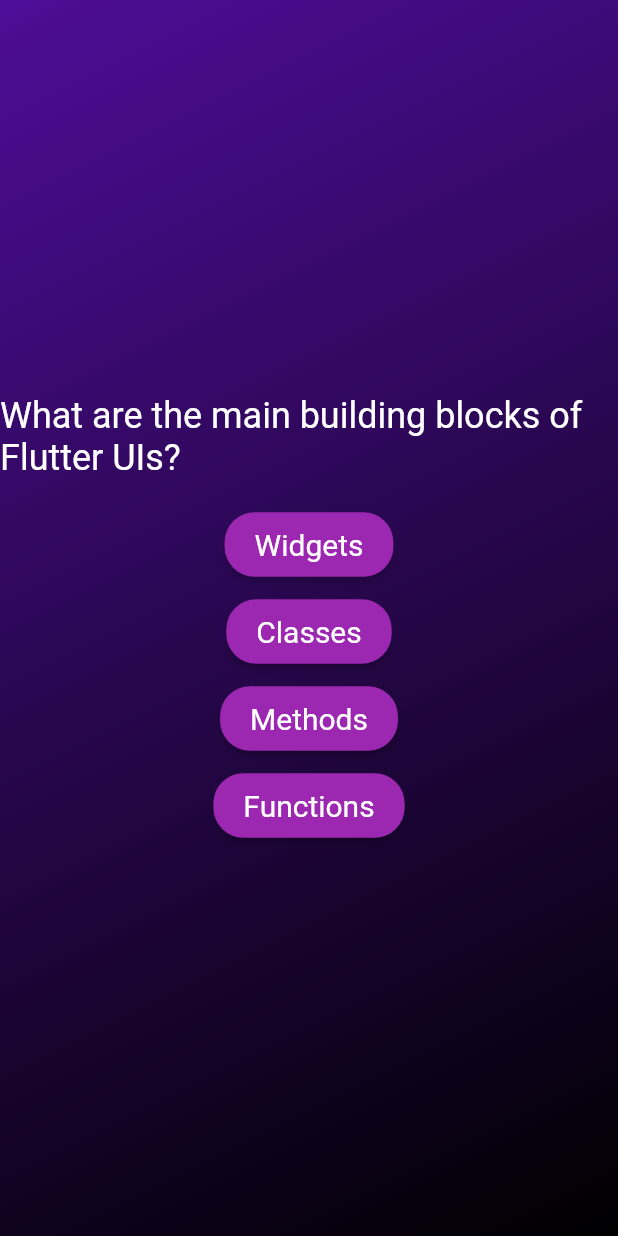
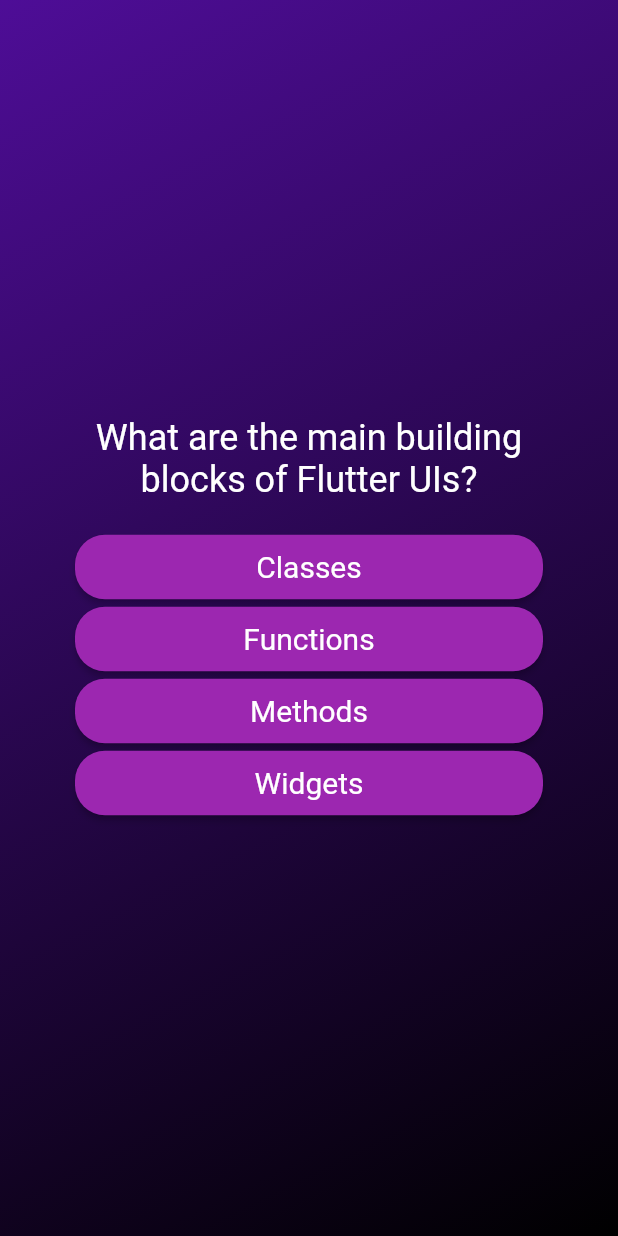
Before and after one commit to bercats/quiz_app, a Flutter app: the screen it shows after launch, after a tap on "Start Quiz", on a phone screen of 412 x 824 dp. Run offline on Flutter 3.47's test engine with Material 2 defaults, Android fonts, the phone set to English and light mode, and no system bars.

Commit message:
questions_screen.dart is enhanced.

```diff
--- a/lib/answer_button.dart
+++ b/lib/answer_button.dart
@@ -24,7 +24,7 @@ class AnswerButton extends StatelessWidget{
           fontSize: 20,
         ),
       ),
-      child: Text(answerText)
+      child: Text(answerText, textAlign: TextAlign.center, style: const TextStyle(fontSize: 20)),
     );
   }
 }
--- a/lib/models/quiz_question.dart
+++ b/lib/models/quiz_question.dart
@@ -1,6 +1,11 @@
 class QuizQuestion {
   final String question;
   final List<String> answers;
+  List<String> getShuffledAnswers() {
+    final shuffledList = List.of(answers);
+    shuffledList.shuffle();
+    return shuffledList;
+  }
 
   const QuizQuestion({
      required this.question,
--- a/lib/questions_screen.dart
+++ b/lib/questions_screen.dart
@@ -12,24 +12,31 @@ class QuestionsScreen extends StatefulWidget {
 }
 
 class _QuestionsScreenState extends State<QuestionsScreen> {
+  var activeQuestionIndex = 0;
+
+  void answerQuestion() {
+    setState(() {
+      activeQuestionIndex++;
+    });
+  }
   @override
   Widget build(context) {
-    final currentQuestion = questions[0];
+    final currentQuestion = questions[activeQuestionIndex];
     return SizedBox(
       width: double.infinity,
-      child: Column(
-        mainAxisAlignment: MainAxisAlignment.center,
-        children: [
-          Text(currentQuestion.question, style: TextStyle(color: Colors.white, fontSize: 24)),
-          const SizedBox(height: 20),
-          AnswerButton(currentQuestion.answers[0], () {}),
-          const SizedBox(height: 10),
-          AnswerButton(currentQuestion.answers[1], () {}),
-          const SizedBox(height: 10),
-          AnswerButton(currentQuestion.answers[2], () {}),
-          const SizedBox(height: 10),
-          AnswerButton(currentQuestion.answers[3], () {}),
-        ],
+      child: Container(
+        margin: const EdgeInsets.all(50),
+        child: Column(
+          mainAxisAlignment: MainAxisAlignment.center,
+          crossAxisAlignment: CrossAxisAlignment.stretch,
+          children: [
+            Text(currentQuestion.question, style: TextStyle(color: Colors.white, fontSize: 24), textAlign: TextAlign.center),
+            const SizedBox(height: 20),
+            ...currentQuestion.getShuffledAnswers().map((answer) {
+              return AnswerButton(answer, answerQuestion);
+            }),
+          ],
+        ),
       ),
     );
   }
```
